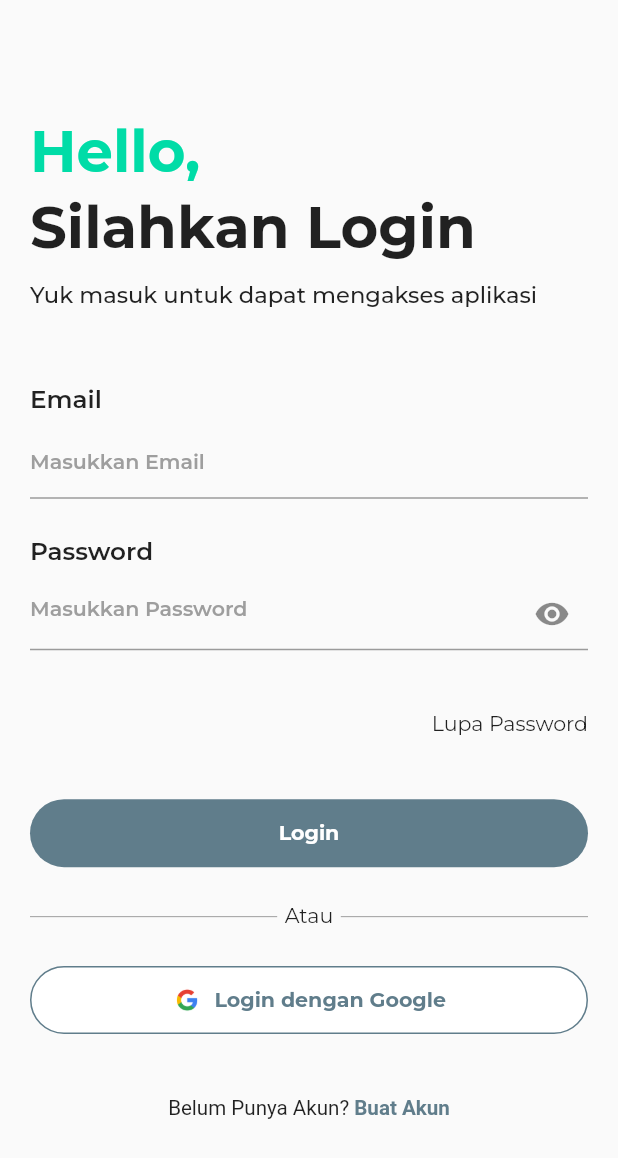
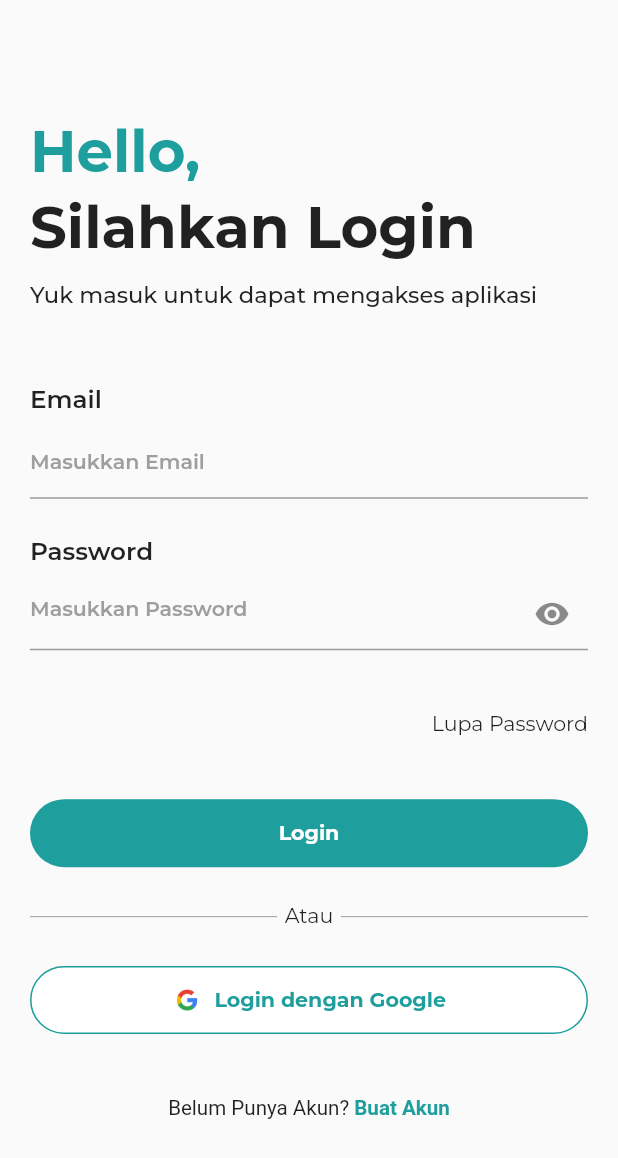
Before and after one commit to tegaryas/kaltim-report-app, a Flutter app: the screen it shows after launch, after a tap on "Masuk", on a phone screen of 412 x 824 dp. Shown: the top 1158 px of the screen. Run offline on Flutter 3.47's test engine with Material 2 defaults, Android fonts, the phone set to English and light mode, and no system bars; our stand-ins replace another_flushbar, auto_route, bloc, carousel_slider, cloud_firestore, copy_with_extension and 21 more; missing offline and left inert: paginate_firestore; accounts and stored records are empty.

Commit message:
change color & add onboard data

```diff
--- a/lib/main.dart
+++ b/lib/main.dart
@@ -69,7 +69,7 @@ class MyApp extends StatelessWidget {
               ),
             ),
             primarySwatch: Colors.blueGrey,
-            primaryColor: const Color(0xFF00DCA7),
+            primaryColor: const Color(0xFF115693),
             scaffoldBackgroundColor: const Color(0xFFFAFAFA),
             textTheme: GoogleFonts.montserratTextTheme(
               Theme.of(context).textTheme,
--- a/lib/modules/auth/screens/login_screen.dart
+++ b/lib/modules/auth/screens/login_screen.dart
@@ -63,7 +63,7 @@ class _LoginScreenState extends State<LoginScreen> {
                         style: TextStyle(
                           fontSize: 28.sp,
                           fontWeight: FontWeight.bold,
-                          color: Theme.of(context).primaryColor,
+                          color: const Color(0xFF1E9E9C),
                         ),
                       ),
                       SizedBox(
@@ -202,7 +202,7 @@ class _LoginScreenState extends State<LoginScreen> {
                                   TextSpan(
                                     text: "Buat Akun",
                                     style: TextStyle(
-                                      color: Colors.blueGrey,
+                                      color: const Color(0xFF1E9E9C),
                                       fontWeight: FontWeight.w600,
                                       fontSize: 10.sp,
                                     ),
--- a/lib/modules/auth/screens/register_screen.dart
+++ b/lib/modules/auth/screens/register_screen.dart
@@ -87,7 +87,7 @@ class _RegisterScreenState extends State<RegisterScreen> {
                         style: TextStyle(
                           fontSize: 28.sp,
                           fontWeight: FontWeight.bold,
-                          color: Theme.of(context).primaryColor,
+                          color: const Color(0xFF1E9E9C),
                         ),
                       ),
                       SizedBox(
@@ -203,7 +203,7 @@ class _RegisterScreenState extends State<RegisterScreen> {
                                   TextSpan(
                                     text: "Masuk",
                                     style: TextStyle(
-                                      color: Colors.blueGrey,
+                                      color: const Color(0xFF1E9E9C),
                                       fontWeight: FontWeight.w600,
                                       fontSize: 10.sp,
                                     ),
--- /dev/null
+++ b/lib/modules/onboard/data/onboarding_data.dart
@@ -0,0 +1,31 @@
+class OnboardingData {
+  final String imageAssets;
+  final String title;
+  final String subtitle;
+
+  OnboardingData({
+    required this.imageAssets,
+    required this.title,
+    required this.subtitle,
+  });
+}
+
+List<OnboardingData> data = [
+  OnboardingData(
+    imageAssets: "assets/images/onboarding_slide1.png",
+    title: 'Aplikasi Siap Sedia Untuk mu',
+    subtitle: "Bisa akses banyak fitur yang mendukung keseharianmu",
+  ),
+  OnboardingData(
+    imageAssets: "assets/images/onboarding_slide2.png",
+    title: 'Deteksi & Laporkan Daerah Rawan',
+    subtitle:
+        "Laporan mu akan dilihat oleh semua warga didaerahmu secara langsung",
+  ),
+  OnboardingData(
+    imageAssets: "assets/images/onboarding_slide3.png",
+    title: 'Panggilan & Daftar Telpon Darurat',
+    subtitle:
+        "Kamu hanya tinggal menekan tombol panggil dan kami akan melayani keluhan mu",
+  )
+];
--- a/lib/modules/onboard/screens/onboarding_page.dart
+++ b/lib/modules/onboard/screens/onboarding_page.dart
@@ -3,6 +3,7 @@ import 'package:carousel_slider/carousel_slider.dart';
 import 'package:dots_indicator/dots_indicator.dart';
 import 'package:flutter/material.dart';
 import 'package:kaltim_report/configs/routes/routes.gr.dart';
+import 'package:kaltim_report/modules/onboard/data/onboarding_data.dart';
 import 'package:kaltim_report/widgets/custom_button.dart';
 import 'package:sizer/sizer.dart';
 
@@ -22,7 +23,7 @@ class _OnboardingScreenState extends State<OnboardingScreen> {
       body: SafeArea(
         child: Padding(
           padding: const EdgeInsets.symmetric(
-            horizontal: 15.0,
+            horizontal: 20.0,
           ),
           child: Column(
             mainAxisAlignment: MainAxisAlignment.center,
@@ -38,15 +39,18 @@ class _OnboardingScreenState extends State<OnboardingScreen> {
                   fontSize: 14.sp,
                 ),
               ),
+              SizedBox(
+                height: 0.5.h,
+              ),
               Text(
-                'Kaltim Report',
+                'Singa Gembara App',
                 style: TextStyle(
                   fontWeight: FontWeight.bold,
                   fontSize: 20.sp,
                 ),
               ),
               SizedBox(
-                height: 2.h,
+                height: 1.h,
               ),
               _buildCarouselSlider(),
               _buildDotIndicator(),
@@ -84,7 +88,7 @@ class _OnboardingScreenState extends State<OnboardingScreen> {
   Widget _buildDotIndicator() {
     return Center(
       child: DotsIndicator(
-        dotsCount: 5,
+        dotsCount: data.length,
         position: _selectedIndex.toDouble(),
         decorator: DotsDecorator(
           activeColor: Colors.blueGrey,
@@ -110,23 +114,47 @@ class _OnboardingScreenState extends State<OnboardingScreen> {
           });
         },
       ),
-      items: [1, 2, 3, 4, 5].map((i) {
+      items: data.map((i) {
         return Builder(
           builder: (BuildContext context) {
             return Column(
-              crossAxisAlignment: CrossAxisAlignment.start,
+              crossAxisAlignment: CrossAxisAlignment.center,
+              mainAxisAlignment: MainAxisAlignment.center,
               children: [
                 Container(
                   width: MediaQuery.of(context).size.width,
-                  height: 50.h,
-                  decoration: const BoxDecoration(color: Colors.amber),
+                  height: 40.h,
+                  decoration: BoxDecoration(
+                    image: DecorationImage(
+                      image: AssetImage(i.imageAssets),
+                      fit: BoxFit.contain,
+                    ),
+                  ),
+                ),
+                SizedBox(
+                  height: 1.h,
                 ),
                 Text(
-                  'Deteksi & laporkan daerah rawan',
+                  i.title,
                   style: TextStyle(
                     fontWeight: FontWeight.bold,
-                    fontSize: 12.sp,
+                    fontSize: 18.sp,
+                    height: 1.5,
                   ),
+                  textAlign: TextAlign.center,
+                ),
+                SizedBox(
+                  height: 1.h,
+                ),
+                Text(
+                  i.subtitle,
+                  style: TextStyle(
+                    fontWeight: FontWeight.normal,
+                    fontSize: 11.sp,
+                    color: Colors.black45,
+                    height: 1.5,
+                  ),
+                  textAlign: TextAlign.center,
                 ),
               ],
             );
@@ -153,7 +181,7 @@ class _OnboardingScreenState extends State<OnboardingScreen> {
             style: TextStyle(
               fontWeight: FontWeight.normal,
               fontSize: 9.sp,
-              color: Colors.lightBlue,
+              color: Theme.of(context).primaryColor,
             ),
           ),
           Text(
@@ -168,7 +196,7 @@ class _OnboardingScreenState extends State<OnboardingScreen> {
             style: TextStyle(
               fontWeight: FontWeight.normal,
               fontSize: 9.sp,
-              color: Colors.lightBlue,
+              color: Theme.of(context).primaryColor,
             ),
           ),
         ],
--- a/lib/modules/profile/screens/profile_screen.dart
+++ b/lib/modules/profile/screens/profile_screen.dart
@@ -37,7 +37,8 @@ class ProfileScreen extends StatelessWidget {
             ),
           ),
         ),
-        body: Column(
+        body: SingleChildScrollView(
+          child: Column(
             crossAxisAlignment: CrossAxisAlignment.start,
             children: [
               BlocBuilder<ProfileBloc, ProfileState>(
@@ -134,6 +135,7 @@ class ProfileScreen extends StatelessWidget {
                 ),
               ),
             ],
+          ),
         ),
       ),
     );
--- a/lib/modules/report/screens/report_screen.dart
+++ b/lib/modules/report/screens/report_screen.dart
@@ -73,7 +73,7 @@ class _ReportScreenState extends State<ReportScreen> {
               listeners: [
                 refreshChangeListener,
               ],
-              isLive: true,
+              isLive: false,
               itemsPerPage: 10,
               padding: const EdgeInsets.symmetric(
                 horizontal: 20,
--- a/lib/widgets/custom_button.dart
+++ b/lib/widgets/custom_button.dart
@@ -29,14 +29,16 @@ class CustomButton extends StatelessWidget {
         width: 100.w,
         decoration: type == CustomButtonType.solid
             ? BoxDecoration(
-                color: isLoading ? Colors.blueGrey.shade200 : Colors.blueGrey,
+                color: isLoading
+                    ? const Color(0xFF1E9E9C).withOpacity(0.3)
+                    : const Color(0xFF1E9E9C),
                 borderRadius: BorderRadius.circular(50),
               )
             : BoxDecoration(
                 color: Colors.white,
                 borderRadius: BorderRadius.circular(50),
                 border: Border.all(
-                  color: Colors.blueGrey,
+                  color: const Color(0xFF1E9E9C),
                 ),
               ),
         child: Center(
@@ -56,7 +58,7 @@ class CustomButton extends StatelessWidget {
                     fontSize: 10.sp,
                     color: type == CustomButtonType.solid
                         ? Colors.white
-                        : Colors.blueGrey,
+                        : const Color(0xFF1E9E9C),
                   ),
                 ),
         ),
@@ -90,14 +92,14 @@ class SocialCustomButton extends StatelessWidget {
         width: 100.w,
         decoration: type == CustomButtonType.solid
             ? BoxDecoration(
-                color: Colors.blueGrey,
+                color: const Color(0xFF1E9E9C),
                 borderRadius: BorderRadius.circular(50),
               )
             : BoxDecoration(
                 color: Colors.white,
                 borderRadius: BorderRadius.circular(50),
                 border: Border.all(
-                  color: Colors.blueGrey,
+                  color: const Color(0xFF1E9E9C),
                 ),
               ),
         child: Center(
@@ -119,7 +121,7 @@ class SocialCustomButton extends StatelessWidget {
                   fontSize: 10.sp,
                   color: type == CustomButtonType.solid
                       ? Colors.white
-                      : Colors.blueGrey,
+                      : const Color(0xFF1E9E9C),
                 ),
               ),
             ],
```
Also changed, not shown: lib/modules/navigation/screens/navigation_screen.dart (+9 -9 lines), lib/modules/report/components/report_card_list.dart (+3 -4 lines), lib/utils/converter_helper.dart (+17 -0 lines), assets/images/onboarding_slide1.png (added), assets/images/onboarding_slide2.png (added), assets/images/onboarding_slide3.png (added). Lines whose indentation alone changed are shown as unchanged.
